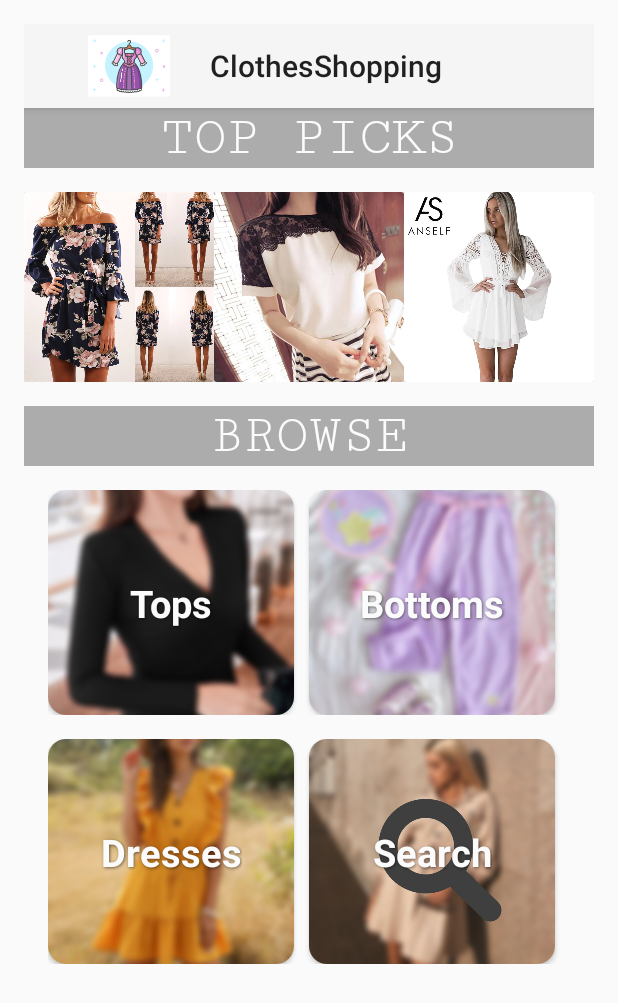
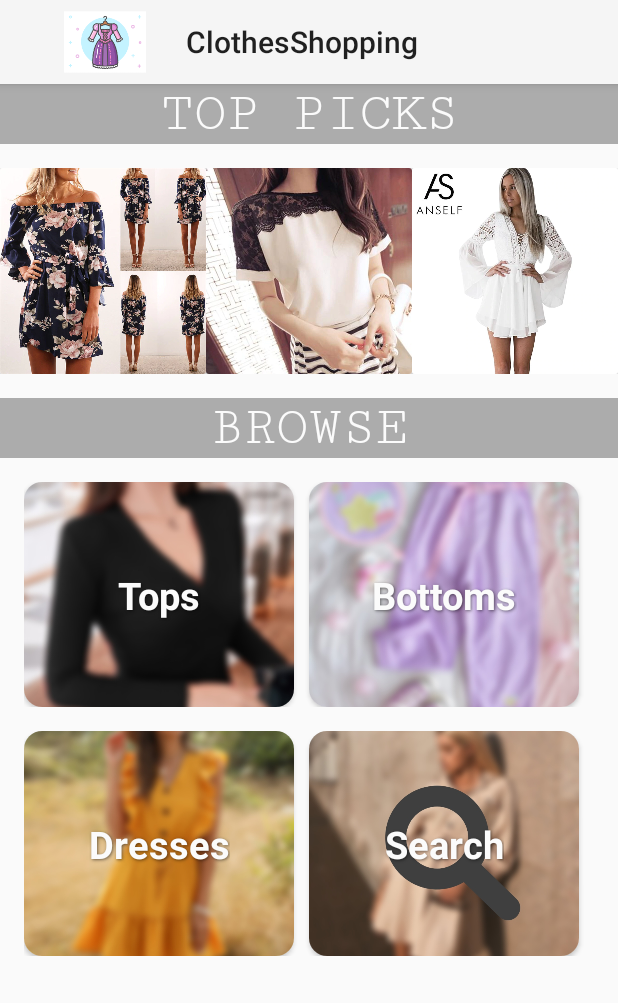
Before and after one commit to AngelaLH/ClothesShoppingApp, an Android app: the screen it shows after launch (MainActivity), on a phone screen of 412 x 824 dp. Shown: the top 1003 px of the screen. Run offline under Robolectric (Android 15) with nearby library versions, the phone set to English and light mode, and no system bars.

Commit message:
better main activity

```diff
--- a/Clothing/app/src/main/res/layout/activity_main.xml
+++ b/Clothing/app/src/main/res/layout/activity_main.xml
@@ -1,9 +1,8 @@
 <LinearLayout xmlns:android="http://schemas.android.com/apk/res/android"
               xmlns:tools="http://schemas.android.com/tools"
-              android:layout_width="match_parent"
-              android:layout_height="match_parent" xmlns:app="http://schemas.android.com/apk/res-auto"
+              xmlns:app="http://schemas.android.com/apk/res-auto"
+              android:layout_width="match_parent" android:layout_height="match_parent"
               android:orientation="vertical"
-              android:padding="16dp"
               tools:context="com.example.clothesshopping.MainActivity">
 
     <androidx.appcompat.widget.Toolbar
```
